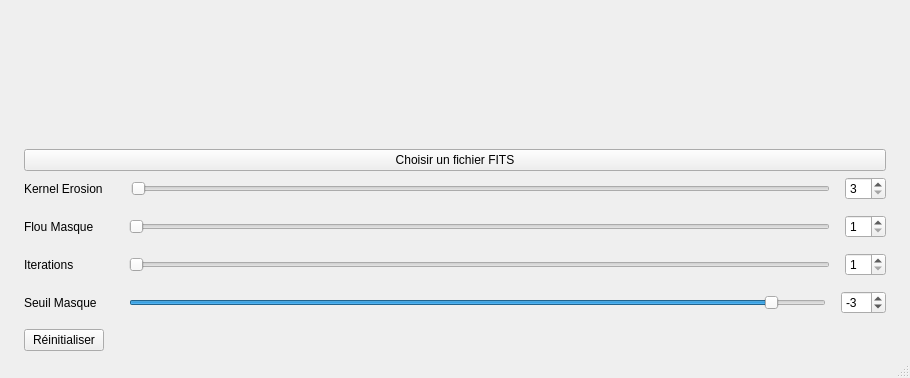
Above: APPLICATIONQT/form.ui from BUT-Informatique-Calais/star-reduction-groupe-15 before the change; both pictures show x 0 to 910 and y 212 to 590 of the 910 by 590 pixel window. Below: the same form after it.
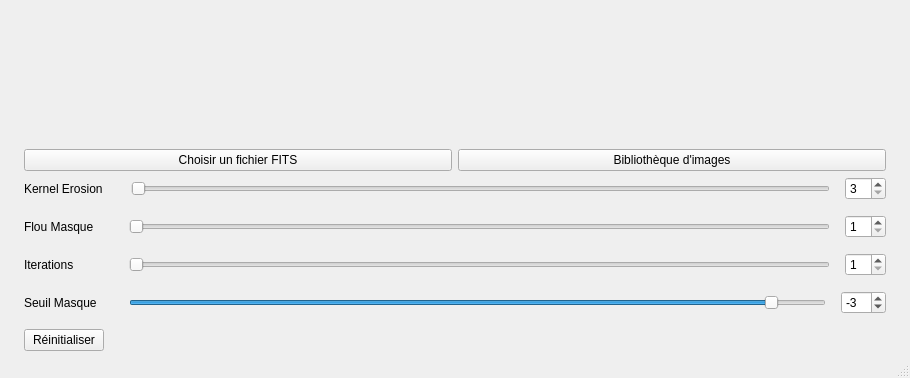
That is the form after the change.

Commit message: bibliotheque image finie

```diff
--- a/APPLICATIONQT/form.ui
+++ b/APPLICATIONQT/form.ui
@@ -62,11 +62,22 @@
        </spacer>
       </item>
       <item>
+       <layout class="QHBoxLayout" name="horizontalLayout_2">
+        <item>
        <widget class="QPushButton" name="btn_open">
         <property name="text">
          <string>Choisir un fichier FITS</string>
         </property>
        </widget>
+        </item>
+        <item>
+         <widget class="QPushButton" name="btn_lib">
+          <property name="text">
+           <string>Bibliothèque d'images</string>
+          </property>
+         </widget>
+        </item>
+       </layout>
       </item>
       <item>
        <layout class="QVBoxLayout" name="verticalLayout">
```
Lines whose indentation alone changed are shown as unchanged. The commit also changes 13 other files.
